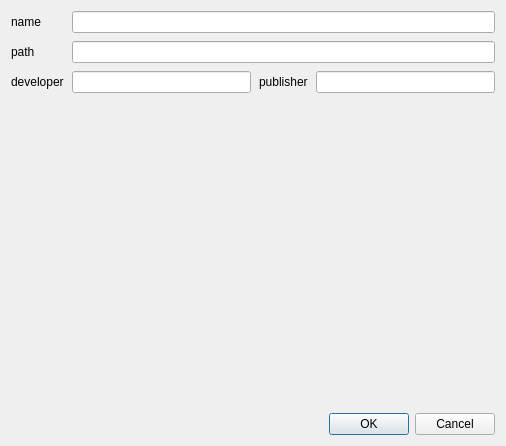
First picture: the form in manager/ui/gameeditdialog.ui, repository lazyfox-studio/retrofox, before the edit.
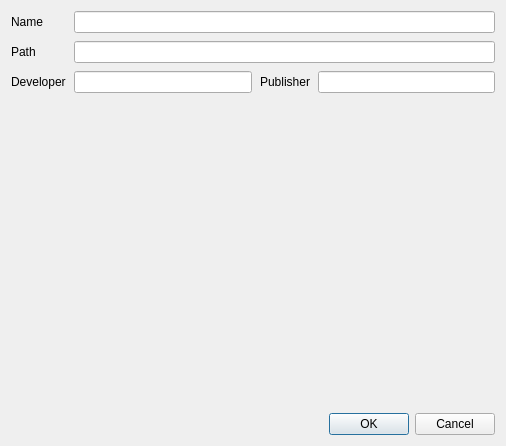
Second picture: the form after the edit.

What changed in the file:
```diff
--- a/manager/ui/gameeditdialog.ui
+++ b/manager/ui/gameeditdialog.ui
@@ -29,7 +29,7 @@
       </sizepolicy>
      </property>
      <property name="text">
-      <string>developer</string>
+      <string>Developer</string>
      </property>
     </widget>
    </item>
@@ -45,7 +45,7 @@
       </sizepolicy>
      </property>
      <property name="text">
-      <string>publisher</string>
+      <string>Publisher</string>
      </property>
     </widget>
    </item>
@@ -74,7 +74,7 @@
       </sizepolicy>
      </property>
      <property name="text">
-      <string>path</string>
+      <string>Path</string>
      </property>
     </widget>
    </item>
@@ -87,7 +87,7 @@
       </sizepolicy>
      </property>
      <property name="text">
-      <string>name</string>
+      <string>Name</string>
      </property>
     </widget>
    </item>
```
